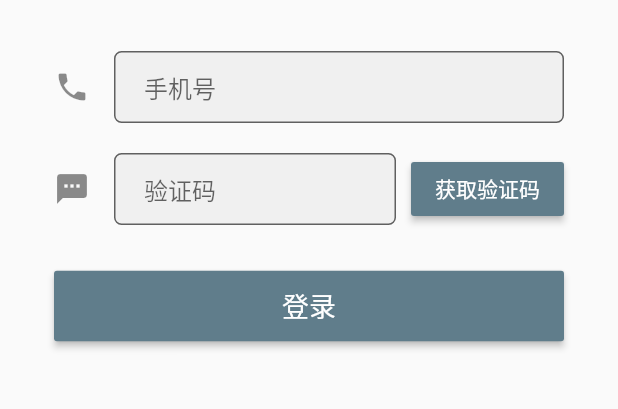
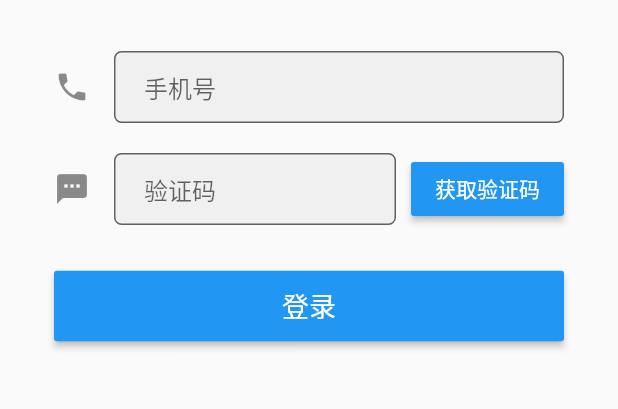
Before and after one commit to tustman/xc-deploy-app, a Flutter app: the screen it shows after launch, on a phone screen of 412 x 824 dp, the part 507-916 px from its top. Run offline on Flutter 3.47's test engine with Material 2 defaults, Android fonts, the phone set to English and light mode, and no system bars; our stand-ins replace shared_preferences; network calls fail.

Commit message:
APP首页逻辑处理

```diff
--- a/lib/bak-002.dart
+++ b/lib/bak-002.dart
@@ -56,7 +56,7 @@ class MyApp extends StatelessWidget {
           new Container(
             padding: const EdgeInsets.fromLTRB(10.0, 0.0, 0.0, 0.0),
             child: new RaisedButton(
-              color: Colors.blueGrey,
+              color: Colors.blue,
               child:
                   new Text('发送验证码', style: new TextStyle(color: Colors.white)),
               onPressed: () {},
@@ -70,7 +70,7 @@ class MyApp extends StatelessWidget {
       padding: const EdgeInsets.all(20.0),
       child: new RaisedButton(
         padding: const EdgeInsets.all(10.0),
-        color: Colors.blueGrey,
+        color: Colors.blue,
         child: new Text(
           '登录',
           style: new TextStyle(
--- a/lib/main.dart
+++ b/lib/main.dart
@@ -43,7 +43,7 @@ class _DeployClientState extends State<DeployClient> {
     print("========================>========>");
     return new MaterialApp(
       theme: new ThemeData(
-        primarySwatch: Colors.blueGrey,
+        primarySwatch: Colors.blue,
       ),
       home: finalWidget,
     );
--- a/lib/page/Login.dart
+++ b/lib/page/Login.dart
@@ -21,7 +21,7 @@ class _LoginState extends State<Login> {
 
   void showInfoSnackBar(String value) {
     _scaffoldKey.currentState.showSnackBar(new SnackBar(
-        content: new Text(value), backgroundColor: Colors.blueGrey));
+        content: new Text(value), backgroundColor: Colors.blue));
   }
 
   void showWarnSnackBar(String value) {
@@ -185,7 +185,7 @@ class _LoginState extends State<Login> {
                           padding:
                               const EdgeInsets.fromLTRB(10.0, 0.0, 0.0, 0.0),
                           child: new RaisedButton(
-                            color: Colors.blueGrey,
+                            color: Colors.blue,
                             child: new Text('获取验证码',
                                 style: new TextStyle(color: Colors.white)),
                             onPressed: _handleSendCode,
@@ -198,7 +198,7 @@ class _LoginState extends State<Login> {
                     padding: const EdgeInsets.all(20.0),
                     child: new RaisedButton(
                       padding: const EdgeInsets.all(10.0),
-                      color: Colors.blueGrey,
+                      color: Colors.blue,
                       child: new Text(
                         '登录',
                         style: new TextStyle(
```
Also changed, not shown: lib/page/WorkOrderList.dart (+30 -6 lines).
